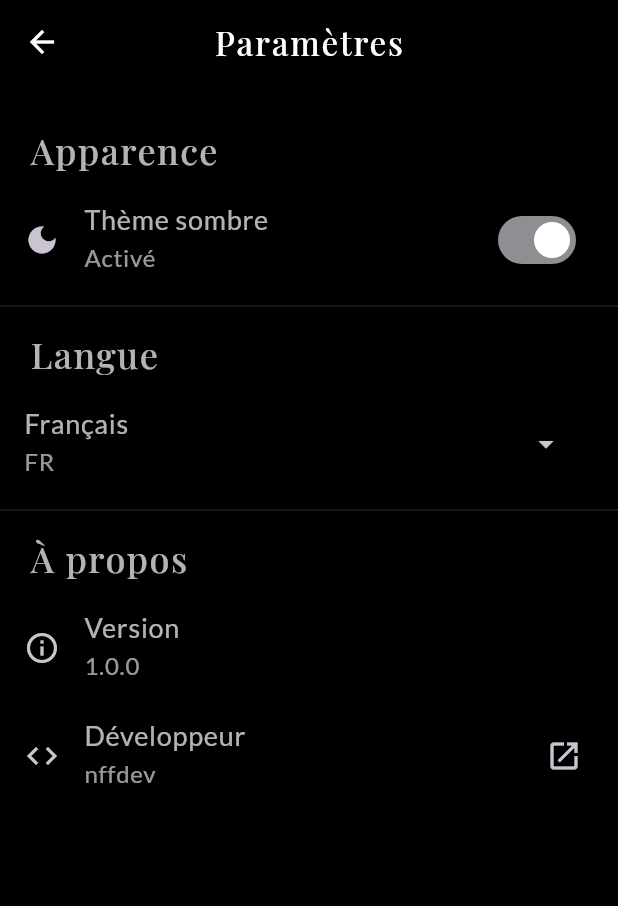
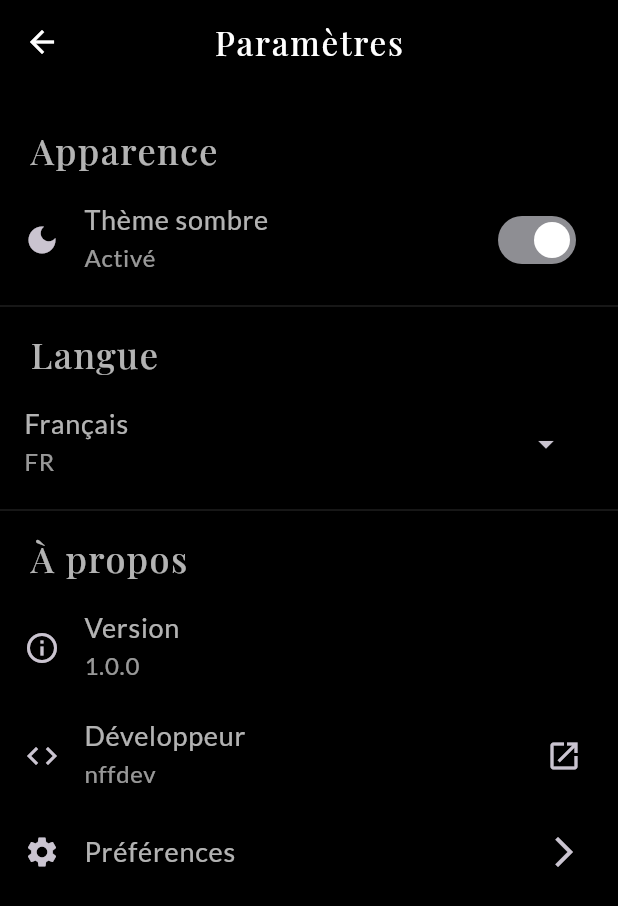
Before and after one commit to nffdev/eloquence, a Flutter app: the SettingsPage screen opened directly, on a phone screen of 412 x 824 dp. Shown: the top 906 px of the screen. Run offline on Flutter 3.47's test engine with Material 3 defaults, Android fonts, the phone set to English and light mode, and no system bars; our stand-ins replace flutter_tts, google_fonts, share_plus, shared_preferences; missing offline and left inert: home_widget; accounts and stored records are empty; network calls fail.

Commit message:
feat(app): adding preferences page

```diff
--- a/app/lib/core/localization/app_translations.dart
+++ b/app/lib/core/localization/app_translations.dart
@@ -74,6 +74,10 @@ class AppTranslations {
     'language': {
       AppLanguage.french: 'Langue',
       AppLanguage.english: 'Language',
+    },
+    'preferences': {
+      AppLanguage.french: 'Préférences',
+      AppLanguage.english: 'Preferences',
     },
 
     // Favorites Page
--- a/app/lib/features/settings/presentation/pages/settings_page.dart
+++ b/app/lib/features/settings/presentation/pages/settings_page.dart
@@ -240,6 +240,33 @@ class SettingsPage extends StatelessWidget {
               }
             },
           ),
+
+          ListTile(
+            title: Consumer<LanguageProvider>(
+              builder: (context, languageProvider, _) {
+                return Text(
+                  AppTranslations.translate('preferences', languageProvider.currentLanguage),
+                  style: Theme.of(context).textTheme.bodyLarge,
+                );
+              },
+            ),
+            leading: const Icon(Icons.settings),
+            trailing: const Icon(Icons.arrow_forward_ios),
+            onTap: () {
+              // TODO: Navigate to preferences page
+              ScaffoldMessenger.of(context).showSnackBar(
+                SnackBar(
+                  content: Consumer<LanguageProvider>(
+                    builder: (context, languageProvider, _) {
+                      return Text(
+                        AppTranslations.translate('preferences', languageProvider.currentLanguage),
+                      );
+                    },
+                  ),
+                ),
+              );
+            },
+          ),
         ],
       ),
     );
```
